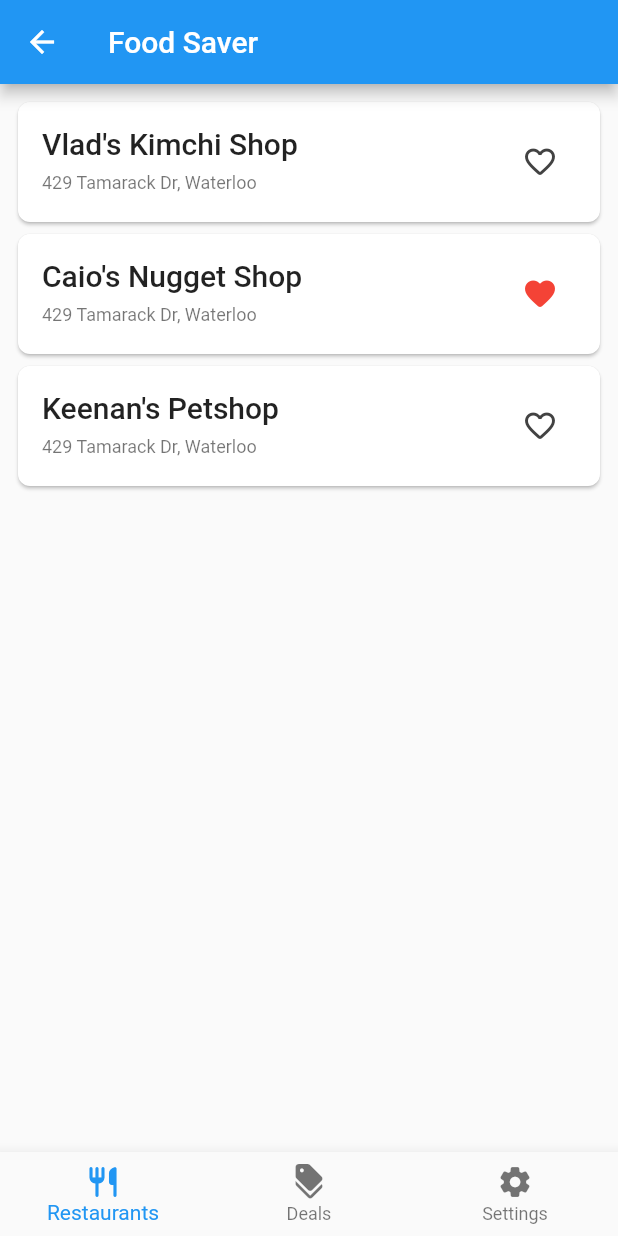
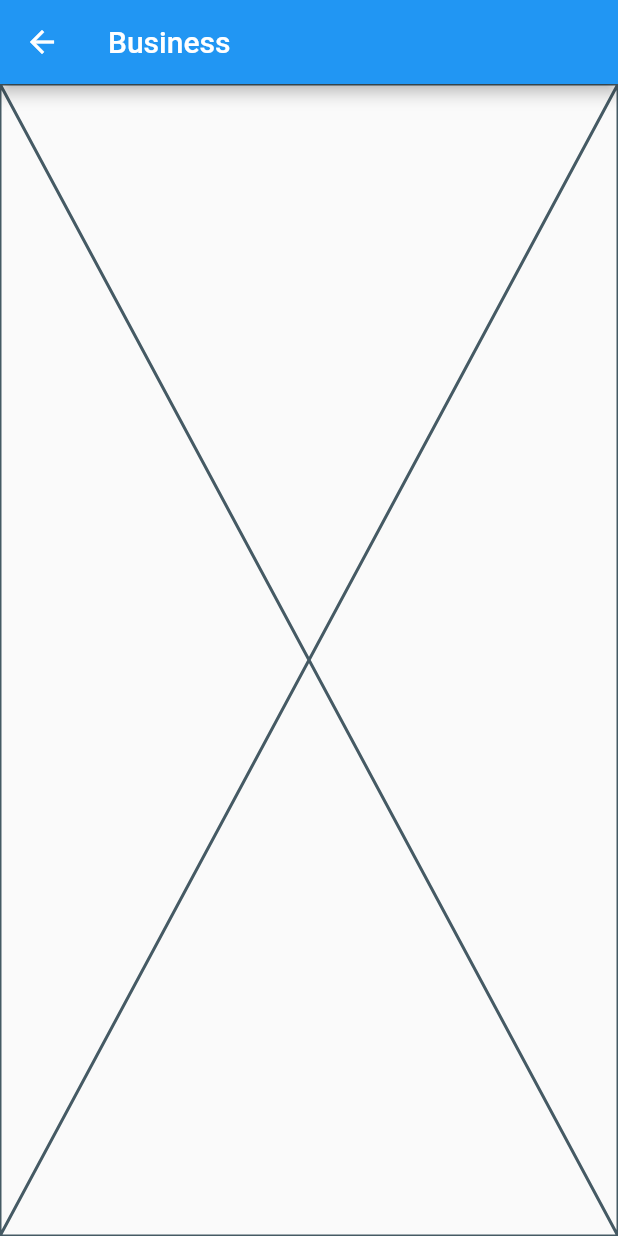
Before and after one commit to CaLouro/foodsaver-capstone, a Flutter app: the HomePage screen opened by its route, after a tap on an icon or button, on a phone screen of 412 x 824 dp. Run offline on Flutter 3.47's test engine with Material 2 defaults, Android fonts, the phone set to English and light mode, and no system bars; our stand-ins replace firebase_auth, firebase_core, flutter_form_builder, form_builder_validators, get, rounded_loading_button; accounts and stored records are empty.

Commit message:
Setup business page navigation

```diff
--- /dev/null
+++ b/FoodSaverMobileApp/lib/application/controllers/business_info_controller.dart
@@ -0,0 +1,15 @@
+import 'package:get/get.dart';
+
+import '../../domain/classes/business.dart';
+
+class BusinessInfoController extends GetxController {
+  late final Business? _business;
+
+  @override
+  void onInit() {
+    super.onInit();
+
+    // Get Business from route arguments
+    _business = Get.arguments is Business ? Get.arguments : null;
+  }
+}
--- a/FoodSaverMobileApp/lib/application/controllers/home_controller.dart
+++ b/FoodSaverMobileApp/lib/application/controllers/home_controller.dart
@@ -68,6 +68,6 @@ class HomeController extends GetxController {
   }
 
   void navigateToBusinessDetails(Business business) {
-    print('navigateToBusinessDetails: ${business.name}');
+    Get.toNamed('/business', arguments: business);
   }
 }
--- a/FoodSaverMobileApp/lib/application/core/app_navigation.dart
+++ b/FoodSaverMobileApp/lib/application/core/app_navigation.dart
@@ -1,5 +1,6 @@
 import 'package:get/get.dart';
 
+import '../../view/pages/business_info_page.dart';
 import '../../view/pages/home_page.dart';
 import '../../view/pages/login_page.dart';
 import '../../view/pages/register_page.dart';
@@ -11,5 +12,6 @@ abstract class AppNavigation {
         GetPage(name: '/login', page: () => const LoginPage()),
         GetPage(name: '/register', page: () => const RegisterPage()),
         GetPage(name: '/home', page: () => const HomePage()),
+        GetPage(name: '/business', page: () => const BusinessInfoPage()),
       ];
 }
--- /dev/null
+++ b/FoodSaverMobileApp/lib/view/pages/business_info_page.dart
@@ -0,0 +1,25 @@
+import 'package:flutter/material.dart';
+import 'package:get/get.dart';
+
+import '../../application/controllers/business_info_controller.dart';
+
+class BusinessInfoPage extends StatefulWidget {
+  const BusinessInfoPage({Key? key}) : super(key: key);
+
+  @override
+  State<BusinessInfoPage> createState() => _BusinessInfoPageState();
+}
+
+class _BusinessInfoPageState extends State<BusinessInfoPage> {
+  final controller = Get.put(BusinessInfoController());
+
+  @override
+  Widget build(BuildContext context) {
+    return Scaffold(
+      appBar: AppBar(
+        title: const Text('Business'),
+      ),
+      body: const Placeholder(),
+    );
+  }
+}
```
